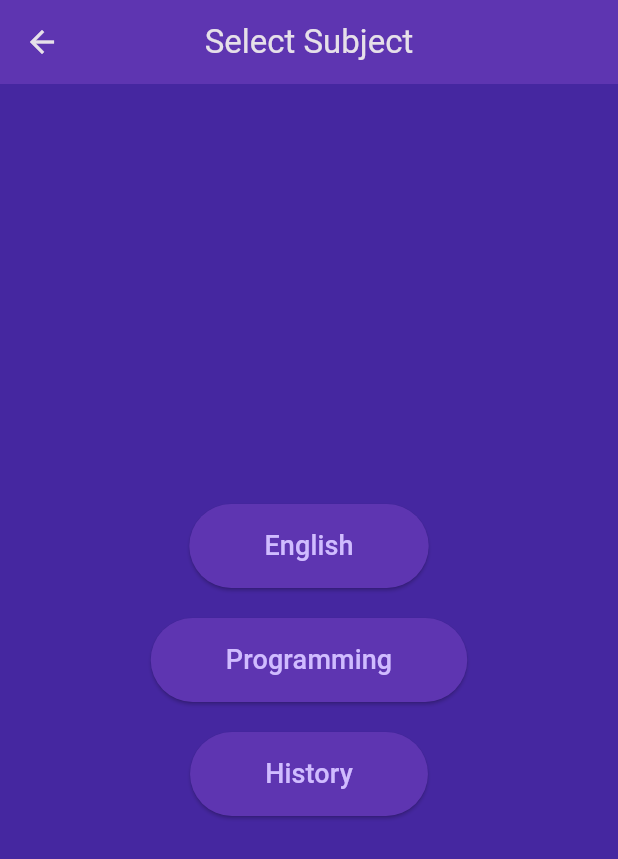
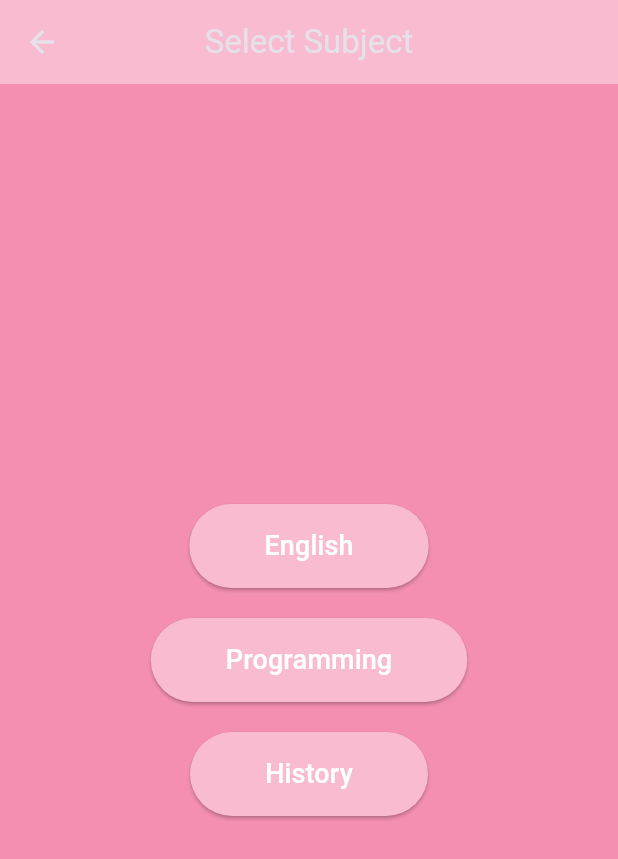
Before and after one commit to ruhma786/Github_projects, a Flutter app: the screen it shows after launch, after a tap on "Start Playing", on a phone screen of 412 x 824 dp. Shown: the top 859 px of the screen. Run offline on Flutter 3.47's test engine with Material 3 defaults, Android fonts, the light colour scheme and no system bars; our stand-ins replace audioplayers, flutter_colorpicker.

Commit message:
update file

```diff
--- a/quiz_app/lib/main.dart
+++ b/quiz_app/lib/main.dart
@@ -21,7 +21,7 @@ class IntroScreen extends StatelessWidget {
   @override
   Widget build(BuildContext context) {
     return Scaffold(
-      backgroundColor: Colors.deepPurple.shade700,
+      backgroundColor: Colors.pink[200],
       body: Center(
         child: Column(
           mainAxisAlignment: MainAxisAlignment.center,
@@ -35,11 +35,11 @@ class IntroScreen extends StatelessWidget {
               ),
             ),
             SizedBox(height: 20),
-            Image.asset('assets/chest.png', height: 150), // Placeholder for the logo
+            Image.asset('image/QUIZ APP.jpg', height: 150), // Placeholder for the logo
             SizedBox(height: 30),
             ElevatedButton(
               style: ElevatedButton.styleFrom(
-                backgroundColor: Colors.deepPurple.shade600,
+                backgroundColor: Colors.pink[100],
                 padding: EdgeInsets.symmetric(horizontal: 50, vertical: 15),
                 shape: RoundedRectangleBorder(
                   borderRadius: BorderRadius.circular(30),
@@ -51,7 +51,7 @@ class IntroScreen extends StatelessWidget {
                   MaterialPageRoute(builder: (context) => SelectSubjectScreen()),
                 );
               },
-              child: Text('Start Playing', style: TextStyle(fontSize: 18)),
+              child: Text('Start Playing', style: TextStyle(fontSize: 18,color: Colors.white) ),
             ),
           ],
         ),
@@ -64,9 +64,9 @@ class SelectSubjectScreen extends StatelessWidget {
   @override
   Widget build(BuildContext context) {
     return Scaffold(
-      backgroundColor: Colors.deepPurple.shade800,
+      backgroundColor: Colors.pink[200],
       appBar: AppBar(
-        backgroundColor: Colors.deepPurple.shade600,
+        backgroundColor: Colors.pink[100],
         title: Text('Select Subject'),
         centerTitle: true,
       ),
@@ -76,7 +76,7 @@ class SelectSubjectScreen extends StatelessWidget {
           children: [
             ElevatedButton(
               style: ElevatedButton.styleFrom(
-                backgroundColor: Colors.deepPurple.shade600,
+                backgroundColor: Colors.pink[100],
                 padding: EdgeInsets.symmetric(horizontal: 50, vertical: 15),
                 shape: RoundedRectangleBorder(
                   borderRadius: BorderRadius.circular(30),
@@ -85,12 +85,12 @@ class SelectSubjectScreen extends StatelessWidget {
               onPressed: () {
                 _navigateToQuizType(context, 'English');
               },
-              child: Text('English', style: TextStyle(fontSize: 18)),
+              child: Text('English', style: TextStyle(fontSize: 18, color: Colors.white)),
             ),
             SizedBox(height: 20),
             ElevatedButton(
               style: ElevatedButton.styleFrom(
-                backgroundColor: Colors.deepPurple.shade600,
+                backgroundColor: Colors.pink[100],
                 padding: EdgeInsets.symmetric(horizontal: 50, vertical: 15),
                 shape: RoundedRectangleBorder(
                   borderRadius: BorderRadius.circular(30),
@@ -99,12 +99,12 @@ class SelectSubjectScreen extends StatelessWidget {
               onPressed: () {
                 _navigateToQuizType(context, 'Programming');
               },
-              child: Text('Programming', style: TextStyle(fontSize: 18)),
+              child: Text('Programming', style: TextStyle(fontSize: 18, color: Colors.white)),
             ),
             SizedBox(height: 20),
             ElevatedButton(
               style: ElevatedButton.styleFrom(
-                backgroundColor: Colors.deepPurple.shade600,
+                backgroundColor: Colors.pink[100],
                 padding: EdgeInsets.symmetric(horizontal: 50, vertical: 15),
                 shape: RoundedRectangleBorder(
                   borderRadius: BorderRadius.circular(30),
@@ -113,7 +113,7 @@ class SelectSubjectScreen extends StatelessWidget {
               onPressed: () {
                 _navigateToQuizType(context, 'History');
               },
-              child: Text('History', style: TextStyle(fontSize: 18)),
+              child: Text('History', style: TextStyle(fontSize: 18, color: Colors.white)),
             ),
           ],
         ),
@@ -138,9 +138,9 @@ class SelectQuizTypeScreen extends StatelessWidget {
   @override
   Widget build(BuildContext context) {
     return Scaffold(
-      backgroundColor: Colors.deepPurple.shade800,
+      backgroundColor: Colors.pink[200],
       appBar: AppBar(
-        backgroundColor: Colors.deepPurple.shade600,
+        backgroundColor: Colors.pink[100],
         title: Text('Select Quiz Type'),
         centerTitle: true,
       ),
@@ -150,7 +150,7 @@ class SelectQuizTypeScreen extends StatelessWidget {
           children: [
             ElevatedButton(
               style: ElevatedButton.styleFrom(
-                backgroundColor: Colors.deepPurple.shade600,
+                backgroundColor: Colors.pink[100],
                 padding: EdgeInsets.symmetric(horizontal: 50, vertical: 15),
                 shape: RoundedRectangleBorder(
                   borderRadius: BorderRadius.circular(30),
@@ -164,12 +164,12 @@ class SelectQuizTypeScreen extends StatelessWidget {
                   ),
                 );
               },
-              child: Text('Multiple Choice', style: TextStyle(fontSize: 18)),
+              child: Text('Multiple Choice', style: TextStyle(fontSize: 18,color: Colors.white)),
             ),
             SizedBox(height: 20),
             ElevatedButton(
               style: ElevatedButton.styleFrom(
-                backgroundColor: Colors.deepPurple.shade600,
+                backgroundColor: Colors.pink[100],
                 padding: EdgeInsets.symmetric(horizontal: 50, vertical: 15),
                 shape: RoundedRectangleBorder(
                   borderRadius: BorderRadius.circular(30),
@@ -183,7 +183,7 @@ class SelectQuizTypeScreen extends StatelessWidget {
                   ),
                 );
               },
-              child: Text('True/False', style: TextStyle(fontSize: 18)),
+              child: Text('True/False', style: TextStyle(fontSize: 18,color: Colors.white)),
             ),
           ],
         ),
@@ -328,10 +328,10 @@ class _QuizScreenState extends State<QuizScreen> {
   @override
   Widget build(BuildContext context) {
     return Scaffold(
-      backgroundColor: Colors.deepPurple.shade900,
+      backgroundColor: Colors.pink[200],
       appBar: AppBar(
         title: Text('Quiz: ${widget.subject} (${widget.quizType})'),
-        backgroundColor: Colors.deepPurple.shade600,
+        backgroundColor: Colors.pink[100],
       ),
       body: Padding(
         padding: const EdgeInsets.all(16.0),
@@ -349,13 +349,13 @@ class _QuizScreenState extends State<QuizScreen> {
                 children: [
                   ElevatedButton(
                     onPressed: () => _checkAnswer(true),
-                    style: ElevatedButton.styleFrom(backgroundColor: Colors.deepPurple.shade600),
+                    style: ElevatedButton.styleFrom(backgroundColor: Colors.pink[100]),
                     child: Text('True'),
                   ),
                   SizedBox(height: 10),
                   ElevatedButton(
                     onPressed: () => _checkAnswer(false),
-                    style: ElevatedButton.styleFrom(backgroundColor: Colors.deepPurple.shade600),
+                    style: ElevatedButton.styleFrom(backgroundColor: Colors.pink[100]),
                     child: Text('False'),
                   ),
                 ],
@@ -366,14 +366,14 @@ class _QuizScreenState extends State<QuizScreen> {
                 children: [
                   ElevatedButton(
                     onPressed: () => _checkAnswer(true),
-                    style: ElevatedButton.styleFrom(backgroundColor: Colors.deepPurple.shade600),
-                    child: Text('True'),
+                    style: ElevatedButton.styleFrom(backgroundColor: Colors.pink[100]),
+                    child: Text('True', style: TextStyle(fontSize: 18,color: Colors.white)),
                   ),
                   SizedBox(width: 10),
                   ElevatedButton(
                     onPressed: () => _checkAnswer(false),
-                    style: ElevatedButton.styleFrom(backgroundColor: Colors.deepPurple.shade600),
-                    child: Text('False'),
+                    style: ElevatedButton.styleFrom(backgroundColor: Colors.pink[100]),
+                    child: Text('False' , style: TextStyle(fontSize: 18,color: Colors.white)),
                   ),
                 ],
               ),
@@ -411,10 +411,10 @@ class ResultScreen extends StatelessWidget {
     }
 
     return Scaffold(
-      backgroundColor: Colors.deepPurple.shade900,
+      backgroundColor: Colors.pink[200],
       appBar: AppBar(
         title: Text('Quiz Result'),
-        backgroundColor: Colors.deepPurple.shade600,
+        backgroundColor: Colors.pink[100],
       ),
       body: Center(
         child: Column(
@@ -440,9 +440,9 @@ class ResultScreen extends StatelessWidget {
                 Navigator.popUntil(context, ModalRoute.withName('/'));
               },
               style: ElevatedButton.styleFrom(
-                backgroundColor: Colors.deepPurple.shade600,
+                backgroundColor: Colors.pink[100],
               ),
-              child: Text('Go Back to Home'),
+              child: Text('Go Back to Home', style: TextStyle(fontSize: 18,color: Colors.white)),
             ),
           ],
         ),
```
